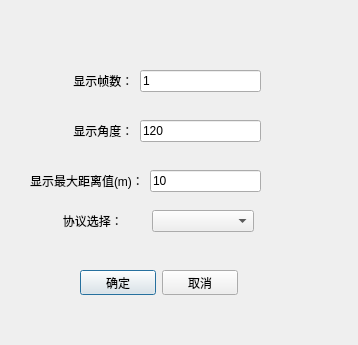
heathen557/linearArrayUSB, file showsettingdia.ui: the form before one commit.
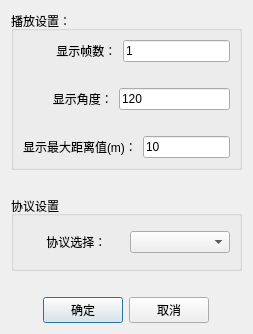
The form after the commit. Icons and pictures are not drawn.

Commit message: 1、串口4x256的协议解析完成版本，比较粗糙，未测试

```diff
--- a/showsettingdia.ui
+++ b/showsettingdia.ui
@@ -6,8 +6,8 @@
    <rect>
     <x>0</x>
     <y>0</y>
-    <width>358</width>
-    <height>345</height>
+    <width>253</width>
+    <height>334</height>
    </rect>
   </property>
   <property name="windowTitle">
@@ -17,20 +17,19 @@
    <iconset>
     <normaloff>../show2DPointCloudNew_7_30_logThread/icon_1.png</normaloff>../show2DPointCloudNew_7_30_logThread/icon_1.png</iconset>
   </property>
-  <widget class="QWidget" name="layoutWidget">
-   <property name="geometry">
-    <rect>
-     <x>60</x>
-     <y>70</y>
-     <width>201</width>
-     <height>22</height>
-    </rect>
-   </property>
+  <layout class="QGridLayout" name="gridLayout_3">
+   <item row="0" column="0">
+    <widget class="QGroupBox" name="groupBox">
+     <property name="title">
+      <string>播放设置：</string>
+     </property>
+     <layout class="QGridLayout" name="gridLayout">
+      <item row="0" column="0" colspan="2">
    <layout class="QHBoxLayout" name="horizontalLayout">
     <item>
      <widget class="QLabel" name="label">
       <property name="text">
-       <string>    显示帧数：</string>
+           <string>          显示帧数：</string>
       </property>
      </widget>
     </item>
@@ -42,16 +41,8 @@
      </widget>
     </item>
    </layout>
-  </widget>
-  <widget class="QWidget" name="layoutWidget">
-   <property name="geometry">
-    <rect>
-     <x>30</x>
-     <y>170</y>
-     <width>231</width>
-     <height>22</height>
-    </rect>
-   </property>
+      </item>
+      <item row="5" column="0" colspan="2">
    <layout class="QHBoxLayout" name="horizontalLayout_2">
     <item>
      <widget class="QLabel" name="label_2">
@@ -68,47 +59,42 @@
      </widget>
     </item>
    </layout>
-  </widget>
-  <widget class="QWidget" name="layoutWidget">
-   <property name="geometry">
-    <rect>
-     <x>80</x>
-     <y>270</y>
-     <width>158</width>
-     <height>25</height>
-    </rect>
-   </property>
-   <layout class="QHBoxLayout" name="horizontalLayout_3">
-    <item>
-     <widget class="QPushButton" name="ok_pushButton">
-      <property name="text">
-       <string>确定</string>
-      </property>
-     </widget>
-    </item>
-    <item>
-     <widget class="QPushButton" name="cancel_pushButton">
-      <property name="text">
-       <string>取消</string>
-      </property>
-     </widget>
-    </item>
-   </layout>
-  </widget>
-  <widget class="QWidget" name="layoutWidget">
-   <property name="geometry">
-    <rect>
-     <x>60</x>
-     <y>120</y>
-     <width>201</width>
-     <height>22</height>
-    </rect>
-   </property>
+      </item>
+      <item row="1" column="0" colspan="2">
+       <spacer name="horizontalSpacer">
+        <property name="orientation">
+         <enum>Qt::Horizontal</enum>
+        </property>
+        <property name="sizeHint" stdset="0">
+         <size>
+          <width>212</width>
+          <height>20</height>
+         </size>
+        </property>
+       </spacer>
+      </item>
+      <item row="4" column="0">
+       <spacer name="horizontalSpacer_2">
+        <property name="orientation">
+         <enum>Qt::Horizontal</enum>
+        </property>
+        <property name="sizeHint" stdset="0">
+         <size>
+          <width>246</width>
+          <height>20</height>
+         </size>
+        </property>
+       </spacer>
+      </item>
+      <item row="2" column="0" colspan="2">
    <layout class="QHBoxLayout" name="horizontalLayout_4">
+        <property name="spacing">
+         <number>6</number>
+        </property>
     <item>
      <widget class="QLabel" name="label_3">
       <property name="text">
-       <string>    显示角度：</string>
+           <string>         显示角度：</string>
       </property>
      </widget>
     </item>
@@ -120,21 +106,35 @@
      </widget>
     </item>
    </layout>
-  </widget>
-  <widget class="QWidget" name="">
-   <property name="geometry">
-    <rect>
-     <x>43</x>
-     <y>210</y>
-     <width>211</width>
-     <height>22</height>
-    </rect>
-   </property>
+      </item>
+     </layout>
+    </widget>
+   </item>
+   <item row="1" column="0">
+    <spacer name="horizontalSpacer_7">
+     <property name="orientation">
+      <enum>Qt::Horizontal</enum>
+     </property>
+     <property name="sizeHint" stdset="0">
+      <size>
+       <width>232</width>
+       <height>20</height>
+      </size>
+     </property>
+    </spacer>
+   </item>
+   <item row="2" column="0">
+    <widget class="QGroupBox" name="groupBox_2">
+     <property name="title">
+      <string>协议设置</string>
+     </property>
+     <layout class="QGridLayout" name="gridLayout_2">
+      <item row="0" column="0">
    <layout class="QHBoxLayout" name="horizontalLayout_5">
     <item>
      <widget class="QLabel" name="label_4">
       <property name="text">
-       <string>      协议选择：</string>
+           <string>       协议选择：</string>
       </property>
      </widget>
     </item>
@@ -142,7 +142,72 @@
      <widget class="QComboBox" name="comboBox"/>
     </item>
    </layout>
-  </widget>
+      </item>
+     </layout>
+    </widget>
+   </item>
+   <item row="3" column="0">
+    <spacer name="horizontalSpacer_4">
+     <property name="orientation">
+      <enum>Qt::Horizontal</enum>
+     </property>
+     <property name="sizeHint" stdset="0">
+      <size>
+       <width>232</width>
+       <height>20</height>
+      </size>
+     </property>
+    </spacer>
+   </item>
+   <item row="4" column="0">
+    <layout class="QHBoxLayout" name="horizontalLayout_7">
+     <item>
+      <spacer name="horizontalSpacer_5">
+       <property name="orientation">
+        <enum>Qt::Horizontal</enum>
+       </property>
+       <property name="sizeHint" stdset="0">
+        <size>
+         <width>40</width>
+         <height>20</height>
+        </size>
+       </property>
+      </spacer>
+     </item>
+     <item>
+      <layout class="QHBoxLayout" name="horizontalLayout_3">
+       <item>
+        <widget class="QPushButton" name="ok_pushButton">
+         <property name="text">
+          <string>确定</string>
+         </property>
+        </widget>
+       </item>
+       <item>
+        <widget class="QPushButton" name="cancel_pushButton">
+         <property name="text">
+          <string>取消</string>
+         </property>
+        </widget>
+       </item>
+      </layout>
+     </item>
+     <item>
+      <spacer name="horizontalSpacer_6">
+       <property name="orientation">
+        <enum>Qt::Horizontal</enum>
+       </property>
+       <property name="sizeHint" stdset="0">
+        <size>
+         <width>40</width>
+         <height>20</height>
+        </size>
+       </property>
+      </spacer>
+     </item>
+    </layout>
+   </item>
+  </layout>
  </widget>
  <resources/>
  <connections/>
```
Lines whose indentation alone changed are shown as unchanged. The commit also changes 6 other files.
